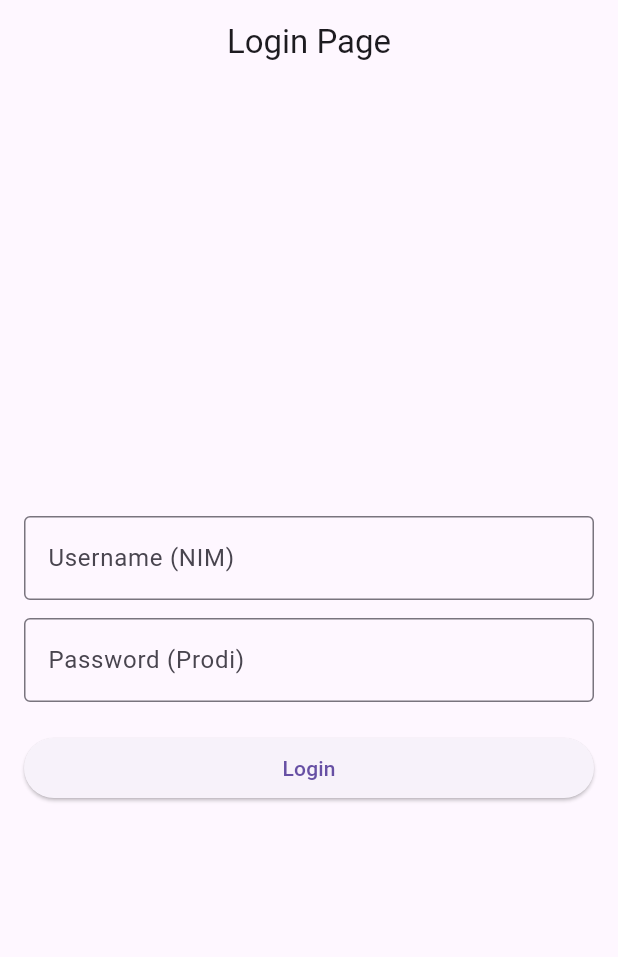
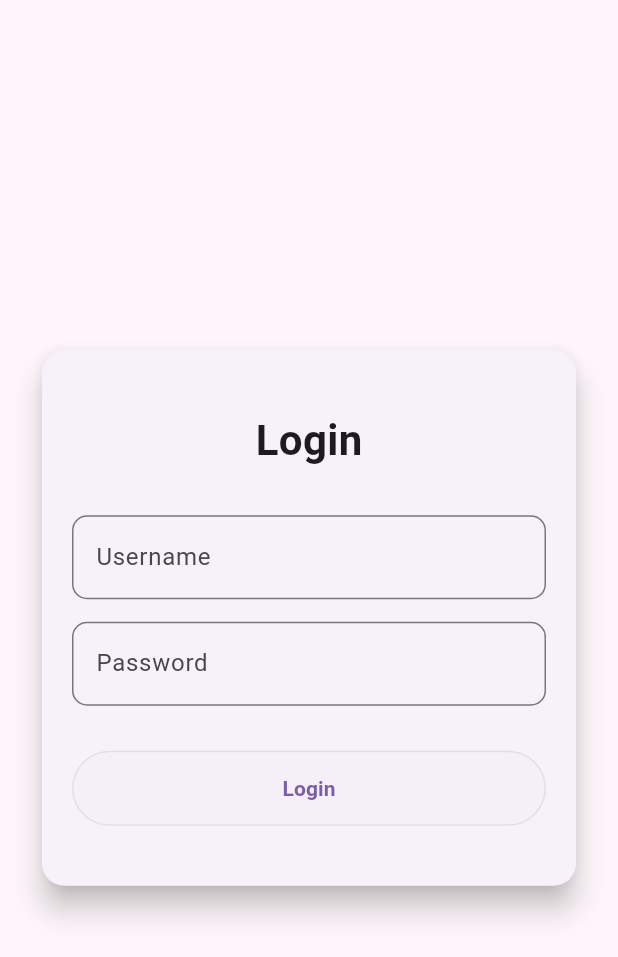
Before and after one commit to kingnasr020/LATKUIS_123230020, a Flutter app: the screen it shows after launch, on a phone screen of 412 x 824 dp. Shown: the top 957 px of the screen. Run offline on Flutter 3.47's test engine with Material 3 defaults, Android fonts, the phone set to English and light mode, and no system bars.

Commit message:
update login page

```diff
--- a/lib/main.dart
+++ b/lib/main.dart
@@ -1,5 +1,5 @@
 import 'package:flutter/material.dart';
-import 'ui/login_page.dart'; // Pastikan path folder ui benar
+import 'ui/login_page.dart';
 
 void main() {
   runApp(const MyApp());
@@ -12,12 +12,12 @@ class MyApp extends StatelessWidget {
   Widget build(BuildContext context) {
     return MaterialApp(
       title: 'Latihan Kuis TPM',
-      debugShowCheckedModeBanner: false, // Menghilangkan banner debug
+      debugShowCheckedModeBanner: false,
       theme: ThemeData(
         primarySwatch: Colors.blue,
-        useMaterial3: true, // Standar Flutter terbaru
+        useMaterial3: true,
       ),
-      home: const LoginPage(), // Halaman pertama yang muncul
+      home: const LoginPage(),
     );
   }
 }
--- a/lib/ui/login_page.dart
+++ b/lib/ui/login_page.dart
@@ -9,49 +9,65 @@ class LoginPage extends StatefulWidget {
 }
 
 class _LoginPageState extends State<LoginPage> {
-  // Gunakan controller agar input lebih stabil
   final TextEditingController _uNameController = TextEditingController();
   final TextEditingController _passController = TextEditingController();
 
   @override
   Widget build(BuildContext context) {
     return Scaffold(
-      appBar: AppBar(
-        title: const Text("Login Page"),
-        centerTitle: true,
+      backgroundColor: const Color(0xFFFDF5F9),
+      body: Center(
+        child: Padding(
+          padding: const EdgeInsets.all(24.0),
+          child: Card(
+            elevation: 8,
+            shape: RoundedRectangleBorder(
+              borderRadius: BorderRadius.circular(15),
             ),
-      body: Padding(
-        padding: const EdgeInsets.all(16.0),
+            child: Padding(
+              padding: const EdgeInsets.symmetric(horizontal: 20, vertical: 40),
               child: Column(
-          mainAxisAlignment: MainAxisAlignment.center, // Biar ke tengah
+                mainAxisSize: MainAxisSize.min,
                 children: [
+                  const Text(
+                    "Login",
+                    style: TextStyle(
+                      fontSize: 28,
+                      fontWeight: FontWeight.bold,
+                    ),
+                  ),
+                  const SizedBox(height: 30),
                   TextField(
                     controller: _uNameController,
-              decoration: const InputDecoration(
-                labelText: 'Username (NIM)',
-                border: OutlineInputBorder(),
+                    decoration: InputDecoration(
+                      hintText: 'Username',
+                      border: OutlineInputBorder(
+                        borderRadius: BorderRadius.circular(10),
                       ),
                     ),
-            const SizedBox(height: 12),
+                  ),
+                  const SizedBox(height: 15),
                   TextField(
                     controller: _passController,
                     obscureText: true,
-              decoration: const InputDecoration(
-                labelText: 'Password (Prodi)',
-                border: OutlineInputBorder(),
+                    decoration: InputDecoration(
+                      hintText: 'Password',
+                      border: OutlineInputBorder(
+                        borderRadius: BorderRadius.circular(10),
                       ),
                     ),
-            const SizedBox(height: 20),
+                  ),
+                  const SizedBox(height: 30),
                   SizedBox(
-              width: double.infinity, // Tombol selebar layar
+                    width: double.infinity,
+                    height: 50,
                     child: ElevatedButton(
                       onPressed: () {
                         String uName = _uNameController.text;
                         String pass = _passController.text;
 
-                  // Sesuaikan dengan NIM dan Prodi kamu
                         if (uName == '123230020' && pass == 'Informatika') {
-                    Navigator.pushReplacement(
+                          Navigator.push(
                             context,
                             MaterialPageRoute(
                               builder: (context) => HomePage(username: uName),
@@ -60,22 +76,36 @@ class _LoginPageState extends State<LoginPage> {
                         } else {
                           ScaffoldMessenger.of(context).showSnackBar(
                             const SnackBar(
-                        content: Text("Login Gagal! Username/Password Salah"),
+                              content: Text("Login Gagal!"),
                               backgroundColor: Colors.red,
                             ),
                           );
                         }
                       },
-                child: const Text('Login'),
+                      style: ElevatedButton.styleFrom(
+                        backgroundColor: const Color(0xFFF5F0F8),
+                        foregroundColor: const Color(0xFF7B5CAB),
+                        elevation: 0,
+                        shape: RoundedRectangleBorder(
+                          borderRadius: BorderRadius.circular(25),
+                          side: BorderSide(color: Colors.grey.shade300),
+                        ),
+                      ),
+                      child: const Text(
+                        'Login',
+                        style: TextStyle(fontWeight: FontWeight.bold),
+                      ),
                     ),
                   ),
                 ],
               ),
             ),
+          ),
+        ),
+      ),
     );
   }
 
-  // Bersihkan controller saat tidak dipakai
   @override
   void dispose() {
     _uNameController.dispose();
```
Also changed, not shown: lib/models/animals_data.dart (+37 -2 lines), lib/ui/detail_page.dart (+66 -23 lines), lib/ui/home_page.dart (+116 -38 lines), lib/models/animal_model.dart (line endings or trailing spaces). Lines whose indentation alone changed are shown as unchanged.
